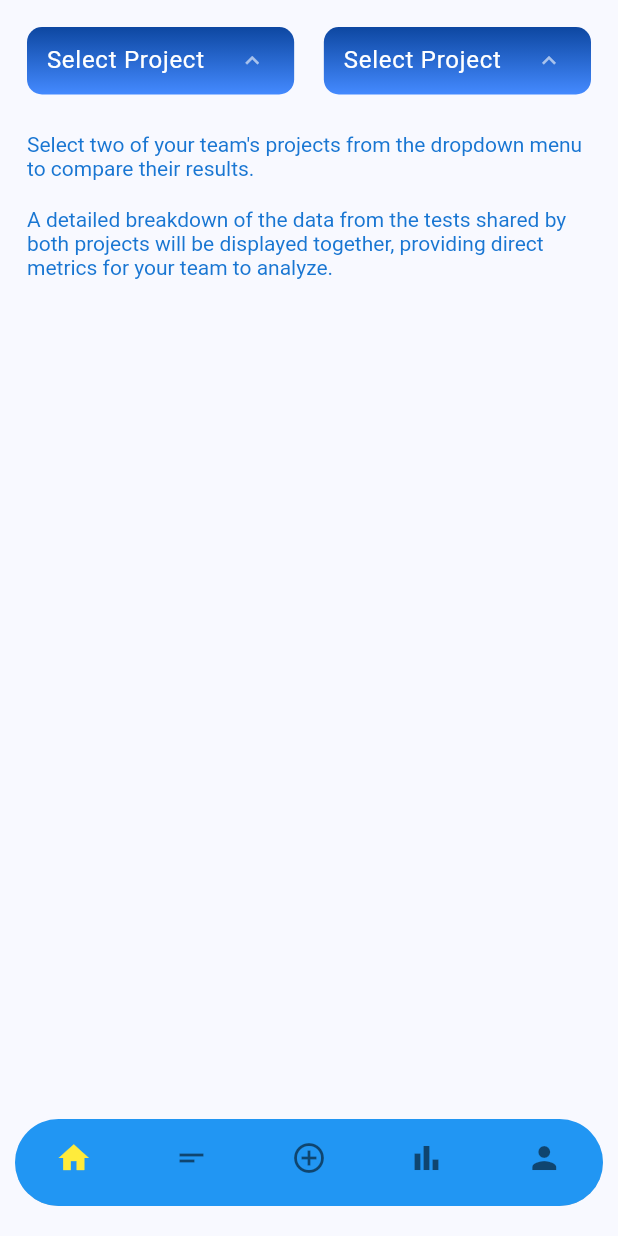
After one commit to Pipeline-To-Better-Placemaking/P2BP-2025Spring-Mobile, a Flutter app: the ProjectComparisonPage screen opened by its route, on a phone screen of 412 x 824 dp. The commit adds this screen. Run offline on Flutter 3.47's test engine with Material 3 defaults, Android fonts, the phone set to English and light mode, and no system bars.

Commit message:
Create ProjectComparisonPage fundamentals done
Skeleton of page including the overarching layout, pair of dropdowns, and text prior to selecting two different projects, as well as setup for switching from the text to the other 'page' with segmented button and card stack of test data.

```diff
--- a/lib/main.dart
+++ b/lib/main.dart
@@ -9,6 +9,7 @@ import 'teams_and_invites_page.dart';
 import 'login_screen.dart';
 import 'signup_screen.dart';
 import 'home_screen.dart';
+import 'project_comparison_page.dart';
 
 void main() {
   runApp(const MyApp());
@@ -41,6 +42,7 @@ class MyApp extends StatelessWidget {
         '/login': (context) => const LoginScreen(),
         '/signup': (context) => const SignUpScreen(),
         '/home': (context) => const HomeScreen(),
+        '/compare_projects': (context) => const ProjectComparisonPage(),
       },
     );
   }
@@ -137,6 +139,12 @@ class _HomePageStates extends State<HomePage> {
                 name: 'Home',
                 version: 1,
               ),
+              buildTempButton(
+                context: context,
+                route: '/compare_projects',
+                name: 'Compare Projects',
+                version: 1,
+              ),
             ],
           ),
         ),
--- /dev/null
+++ b/lib/project_comparison_page.dart
@@ -0,0 +1,221 @@
+import 'package:flutter/material.dart';
+import 'widgets.dart';
+import 'strings.dart';
+
+// Nonsense filler until backend is started
+typedef Project = Map<int, String>;
+final Project _projects = {
+  -1: 'Select Project',
+  0: 'Project Nona',
+  1: 'Project Eola',
+  2: 'Project Osceola',
+  3: 'Project Oviedo',
+  4: 'Project Orlando'
+};
+// End filler
+
+enum PageNames { text, compare }
+
+class ProjectComparisonPage extends StatefulWidget {
+  const ProjectComparisonPage({super.key});
+
+  @override
+  State<ProjectComparisonPage> createState() => _ProjectComparisonPageState();
+}
+
+class _ProjectComparisonPageState extends State<ProjectComparisonPage> {
+  PageNames currentPage = PageNames.text;
+  var pages = [
+    const _TextPage(),
+    const _CompareDataPage(),
+  ];
+
+  @override
+  Widget build(BuildContext context) {
+    return SafeArea(
+      child: Scaffold(
+        bottomNavigationBar: const BottomFloatingNavBar(),
+        body: DefaultTextStyle(
+          style: TextStyle(
+            fontSize: 14,
+            color: Colors.blue[700],
+          ),
+          child: Center(
+            child: Padding(
+              padding: EdgeInsets.all(18),
+              child: Column(
+                crossAxisAlignment: CrossAxisAlignment.center,
+                children: <Widget>[
+                  _DropdownRowForm(),
+                  const SizedBox(height: 25),
+                  pages[currentPage.index],
+                ],
+              ),
+            ),
+          ),
+        ),
+      ),
+    );
+  }
+}
+
+class _DropdownRowForm extends StatefulWidget {
+  const _DropdownRowForm({super.key});
+
+  @override
+  State<_DropdownRowForm> createState() => _DropdownRowFormState();
+}
+
+class _DropdownRowFormState extends State<_DropdownRowForm> {
+  final TextEditingController _dropdownController1 = TextEditingController(),
+      _dropdownController2 = TextEditingController();
+
+  @override
+  Widget build(BuildContext context) {
+    return Form(
+      child: Row(
+        children: [
+          Expanded(
+            flex: 45,
+            child: _ProjectDropdown(
+              controller: _dropdownController1,
+            ),
+          ),
+          Expanded(
+            flex: 5,
+            child: SizedBox(),
+          ),
+          Expanded(
+            flex: 45,
+            child: _ProjectDropdown(
+              controller: _dropdownController2,
+            ),
+          ),
+        ],
+      ),
+    );
+  }
+
+  @override
+  void dispose() {
+    _dropdownController1.dispose();
+    _dropdownController2.dispose();
+    super.dispose();
+  }
+}
+
+class _ProjectDropdown extends StatefulWidget {
+  final TextEditingController? controller;
+
+  const _ProjectDropdown({super.key, this.controller});
+
+  @override
+  State<_ProjectDropdown> createState() => _ProjectDropdownState();
+}
+
+class _ProjectDropdownState extends State<_ProjectDropdown> {
+  @override
+  Widget build(BuildContext context) {
+    final dropdownMenuEntries = _buildDropdownEntryList();
+
+    return Container(
+      decoration: ShapeDecoration(
+        shape: RoundedRectangleBorder(
+          borderRadius: BorderRadius.circular(10),
+        ),
+        gradient: LinearGradient(
+          begin: Alignment.topCenter,
+          end: Alignment.bottomCenter,
+          colors: <Color>[
+            Colors.blue[900]!,
+            Colors.blueAccent,
+          ],
+        ),
+      ),
+      child: DropdownMenu<String>(
+        controller: widget.controller,
+        menuStyle: MenuStyle(
+          alignment: Alignment.bottomLeft,
+          backgroundColor: WidgetStatePropertyAll<Color>(Colors.blueAccent),
+          shape: WidgetStatePropertyAll<OutlinedBorder>(
+            RoundedRectangleBorder(
+              borderRadius: BorderRadius.circular(10),
+            ),
+          ),
+        ),
+        textStyle: TextStyle(
+          fontSize: 16,
+          color: Colors.white,
+        ),
+        inputDecorationTheme: InputDecorationTheme(
+          isDense: true,
+          contentPadding: EdgeInsets.only(left: 9),
+          constraints: BoxConstraints.tight(Size.fromHeight(45)),
+          border: OutlineInputBorder(
+            borderRadius: BorderRadius.circular(10),
+            borderSide: BorderSide.none,
+          ),
+        ),
+        trailingIcon: Icon(
+          Icons.keyboard_arrow_up_sharp,
+          color: Colors.white60,
+        ),
+        initialSelection: _projects[-1],
+        dropdownMenuEntries: dropdownMenuEntries,
+      ),
+    );
+  }
+
+  // Constructs the list of entries for project dropdowns
+  // Primarily constructed this way to hopefully be easy to
+  // use with the backend once that is started
+  // This will almost certainly need to be changed significantly once backend
+  List<DropdownMenuEntry<String>> _buildDropdownEntryList() {
+    List<DropdownMenuEntry<String>> result = [];
+
+    for (int i = -1; i < _projects.length - 1; i++) {
+      result.add(
+        DropdownMenuEntry(
+          value: _projects[i]!,
+          label: _projects[i]!,
+          style: ButtonStyle(
+            foregroundColor: WidgetStatePropertyAll(Colors.white),
+            visualDensity: VisualDensity(vertical: -2.5),
+          ),
+        ),
+      );
+    }
+
+    return result;
+  }
+}
+
+class _TextPage extends StatelessWidget {
+  const _TextPage({super.key});
+
+  @override
+  Widget build(BuildContext context) {
+    return Column(
+      children: <Widget>[
+        Text(Strings.compareProjectText1),
+        SizedBox(height: 18),
+        Text(Strings.compareProjectText2),
+      ],
+    );
+  }
+}
+
+class _CompareDataPage extends StatefulWidget {
+  const _CompareDataPage({super.key});
+
+  @override
+  State<_CompareDataPage> createState() => _CompareDataPageState();
+}
+
+class _CompareDataPageState extends State<_CompareDataPage> {
+  @override
+  Widget build(BuildContext context) {
+    return Column(//TODO
+        );
+  }
+}
--- a/lib/strings.dart
+++ b/lib/strings.dart
@@ -5,4 +5,8 @@ class Strings {
       'It happens. Just enter the email associated with your account and we\'ll send you a link to reset it.';
   static const String submitBugReportText =
       'Please include as much detail as possible in your report, such as the series of actions that lead up to the bug occurring and the type of device you are using.';
+  static const String compareProjectText1 =
+      'Select two of your team\'s projects from the dropdown menu to compare their results.';
+  static const String compareProjectText2 =
+      'A detailed breakdown of the data from the tests shared by both projects will be displayed together, providing direct metrics for your team to analyze.';
 }
```
